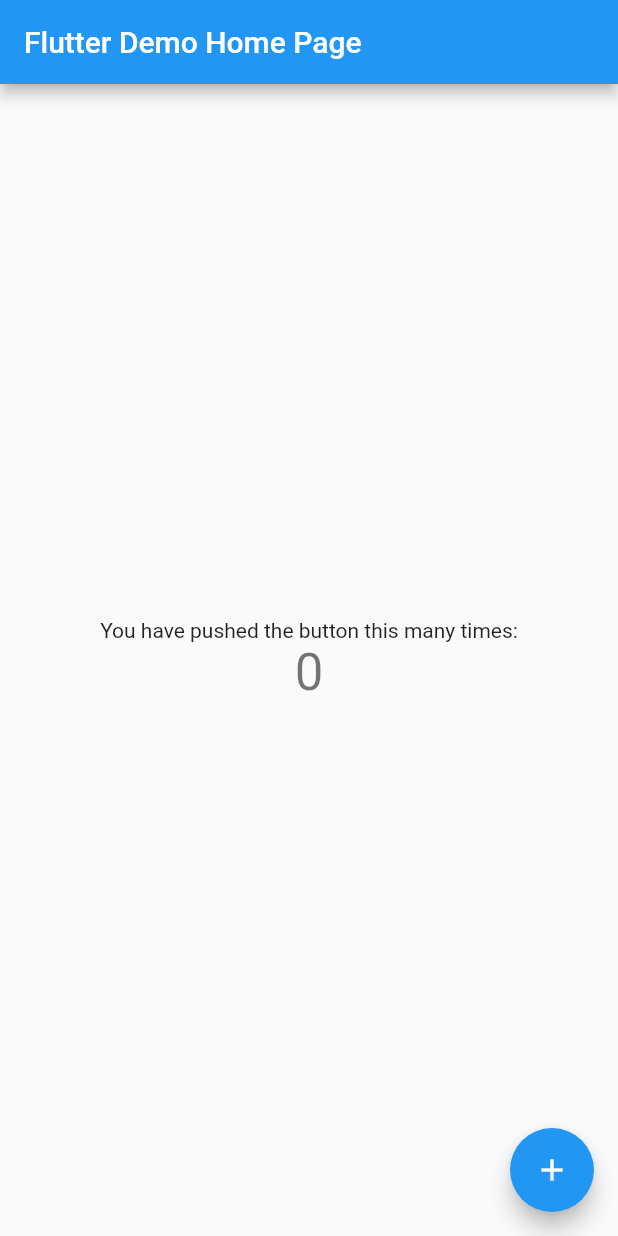
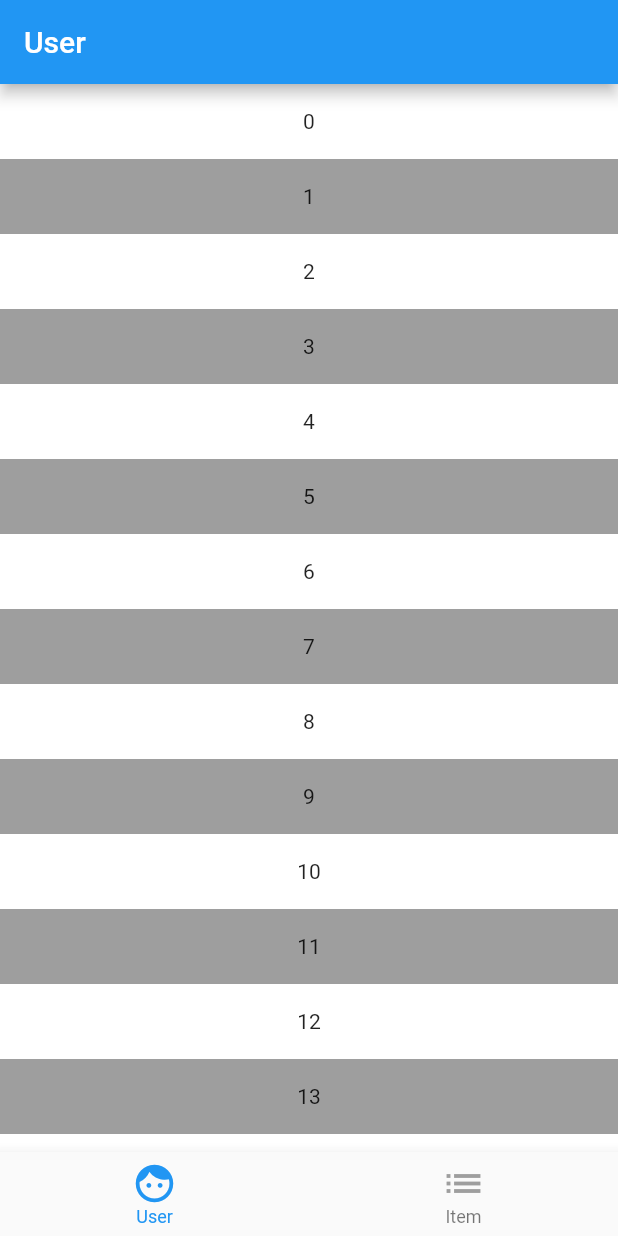
Before and after one commit to y-okudera/flutter_bottom_navigation, a Flutter app: the screen it shows after launch, on a phone screen of 412 x 824 dp. Run offline on Flutter 3.47's test engine with Material 2 defaults, Android fonts, the phone set to English and light mode, and no system bars; our stand-ins replace auto_route, flutter_hooks, hooks_riverpod.

Commit message:
Impl handling bottom navigation tap events.

```diff
--- /dev/null
+++ b/lib/data/model/bottom_tab.dart
@@ -0,0 +1,4 @@
+enum BottomTab {
+  user,
+  item,
+}
--- a/lib/main.dart
+++ b/lib/main.dart
@@ -1,115 +1,22 @@
 import 'package:flutter/material.dart';
+import 'package:flutter_bottom_navigation/route/app_route.dart';
+import 'package:flutter_hooks/flutter_hooks.dart';
+import 'package:hooks_riverpod/hooks_riverpod.dart';
 
 void main() {
-  runApp(const MyApp());
+  runApp(const ProviderScope(child: App()));
 }
 
-class MyApp extends StatelessWidget {
-  const MyApp({Key? key}) : super(key: key);
+class App extends HookConsumerWidget {
+  const App({Key? key}) : super(key: key);
 
   // This widget is the root of your application.
   @override
-  Widget build(BuildContext context) {
-    return MaterialApp(
-      title: 'Flutter Demo',
-      theme: ThemeData(
-        // This is the theme of your application.
-        //
-        // Try running your application with "flutter run". You'll see the
-        // application has a blue toolbar. Then, without quitting the app, try
-        // changing the primarySwatch below to Colors.green and then invoke
-        // "hot reload" (press "r" in the console where you ran "flutter run",
-        // or simply save your changes to "hot reload" in a Flutter IDE).
-        // Notice that the counter didn't reset back to zero; the application
-        // is not restarted.
-        primarySwatch: Colors.blue,
-      ),
-      home: const MyHomePage(title: 'Flutter Demo Home Page'),
+  Widget build(BuildContext context, WidgetRef ref) {
+    final appRouter = useMemoized(() => AppRouter());
+    return MaterialApp.router(
+      routeInformationParser: appRouter.defaultRouteParser(),
+      routerDelegate: appRouter.delegate(),
     );
   }
 }
-
-class MyHomePage extends StatefulWidget {
-  const MyHomePage({Key? key, required this.title}) : super(key: key);
-
-  // This widget is the home page of your application. It is stateful, meaning
-  // that it has a State object (defined below) that contains fields that affect
-  // how it looks.
-
-  // This class is the configuration for the state. It holds the values (in this
-  // case the title) provided by the parent (in this case the App widget) and
-  // used by the build method of the State. Fields in a Widget subclass are
-  // always marked "final".
-
-  final String title;
-
-  @override
-  State<MyHomePage> createState() => _MyHomePageState();
-}
-
-class _MyHomePageState extends State<MyHomePage> {
-  int _counter = 0;
-
-  void _incrementCounter() {
-    setState(() {
-      // This call to setState tells the Flutter framework that something has
-      // changed in this State, which causes it to rerun the build method below
-      // so that the display can reflect the updated values. If we changed
-      // _counter without calling setState(), then the build method would not be
-      // called again, and so nothing would appear to happen.
-      _counter++;
-    });
-  }
-
-  @override
-  Widget build(BuildContext context) {
-    // This method is rerun every time setState is called, for instance as done
-    // by the _incrementCounter method above.
-    //
-    // The Flutter framework has been optimized to make rerunning build methods
-    // fast, so that you can just rebuild anything that needs updating rather
-    // than having to individually change instances of widgets.
-    return Scaffold(
-      appBar: AppBar(
-        // Here we take the value from the MyHomePage object that was created by
-        // the App.build method, and use it to set our appbar title.
-        title: Text(widget.title),
-      ),
-      body: Center(
-        // Center is a layout widget. It takes a single child and positions it
-        // in the middle of the parent.
-        child: Column(
-          // Column is also a layout widget. It takes a list of children and
-          // arranges them vertically. By default, it sizes itself to fit its
-          // children horizontally, and tries to be as tall as its parent.
-          //
-          // Invoke "debug painting" (press "p" in the console, choose the
-          // "Toggle Debug Paint" action from the Flutter Inspector in Android
-          // Studio, or the "Toggle Debug Paint" command in Visual Studio Code)
-          // to see the wireframe for each widget.
-          //
-          // Column has various properties to control how it sizes itself and
-          // how it positions its children. Here we use mainAxisAlignment to
-          // center the children vertically; the main axis here is the vertical
-          // axis because Columns are vertical (the cross axis would be
-          // horizontal).
-          mainAxisAlignment: MainAxisAlignment.center,
-          children: <Widget>[
-            const Text(
-              'You have pushed the button this many times:',
-            ),
-            Text(
-              '$_counter',
-              style: Theme.of(context).textTheme.headline4,
-            ),
-          ],
-        ),
-      ),
-      floatingActionButton: FloatingActionButton(
-        onPressed: _incrementCounter,
-        tooltip: 'Increment',
-        child: const Icon(Icons.add),
-      ), // This trailing comma makes auto-formatting nicer for build methods.
-    );
-  }
-}
--- /dev/null
+++ b/lib/ui/tab/tab_screen.dart
@@ -0,0 +1,64 @@
+import 'package:auto_route/auto_route.dart';
+import 'package:flutter/material.dart';
+import 'package:flutter_bottom_navigation/route/app_route.dart';
+import 'package:flutter_bottom_navigation/ui/tab/tab_view_model.dart';
+import 'package:hooks_riverpod/hooks_riverpod.dart';
+
+class TabScreen extends HookConsumerWidget {
+  const TabScreen({Key? key}) : super(key: key);
+
+  @override
+  Widget build(BuildContext context, WidgetRef ref) {
+    final viewModel = ref.read(tabViewModelProvider);
+
+    return AutoTabsScaffold(
+      routes: const [
+        QiitaUserRouter(),
+        QiitaItemRouter(),
+      ],
+      bottomNavigationBuilder: (_, tabsRouter) {
+        return BottomNavigationBar(
+          selectedFontSize: 12,
+          unselectedFontSize: 12,
+          currentIndex: tabsRouter.activeIndex,
+          type: BottomNavigationBarType.fixed,
+          onTap: (index) {
+            viewModel.onTapTab(
+              currentIndex: tabsRouter.activeIndex,
+              tappedIndex: index,
+            );
+            tabsRouter.setActiveIndex(index);
+          },
+          items: const [
+            BottomNavigationBarItem(
+              icon: Icon(
+                Icons.face,
+                color: Colors.grey,
+                size: 30.0,
+              ),
+              activeIcon: Icon(
+                Icons.face,
+                color: Colors.blue,
+                size: 30.0,
+              ),
+              label: "User",
+            ),
+            BottomNavigationBarItem(
+              icon: Icon(
+                Icons.list,
+                color: Colors.grey,
+                size: 30.0,
+              ),
+              activeIcon: Icon(
+                Icons.list,
+                color: Colors.blue,
+                size: 30.0,
+              ),
+              label: "Item",
+            ),
+          ],
+        );
+      },
+    );
+  }
+}
--- /dev/null
+++ b/lib/ui/user/qiita_user_screen.dart
@@ -0,0 +1,64 @@
+import 'package:flutter/material.dart';
+import 'package:flutter/scheduler.dart';
+import 'package:flutter_bottom_navigation/ui/user/qiita_user_view_model.dart';
+import 'package:flutter_hooks/flutter_hooks.dart';
+import 'package:hooks_riverpod/hooks_riverpod.dart';
+
+class QiitaUserScreen extends HookConsumerWidget {
+  const QiitaUserScreen({Key? key}) : super(key: key);
+
+  @override
+  Widget build(BuildContext context, WidgetRef ref) {
+    final viewModel = ref.read(qiitaUserViewModelProvider);
+    final scrollController = ScrollController();
+
+    useEffect(() {
+      debugPrint("${viewModel.tappedInactiveTab}");
+
+      final subscription = viewModel.tappedActiveTab.listen((bottomTab) {
+        debugPrint("tappedActiveTab: $bottomTab");
+
+        // Scroll to top
+        SchedulerBinding.instance?.addPostFrameCallback((_) {
+          scrollController.animateTo(
+            scrollController.position.minScrollExtent,
+            duration: const Duration(milliseconds: 400),
+            curve: Curves.fastOutSlowIn,
+          );
+        });
+      });
+      return subscription.cancel;
+    }, [viewModel.tappedActiveTab]);
+
+    useEffect(() {
+      final subscription = viewModel.tappedInactiveTab.listen((bottomTab) {
+        debugPrint("tappedInactiveTab: $bottomTab");
+        // Refresh data.
+      });
+      return subscription.cancel;
+    }, [viewModel.tappedInactiveTab]);
+
+    return Scaffold(
+      appBar: AppBar(
+        title: const Text("User"),
+      ),
+      body: ListView.builder(
+        controller: scrollController,
+        itemCount: 100,
+        itemBuilder: (BuildContext context, int index) {
+          return Container(
+            height: 50,
+            width: double.infinity,
+            color: index % 2 == 0 ? Colors.white : Colors.grey,
+            child: Center(
+              child: Text(
+                "$index",
+                textAlign: TextAlign.center,
+              ),
+            ),
+          );
+        },
+      ),
+    );
+  }
+}
--- /dev/null
+++ b/lib/ui/user/qiita_user_view_model.dart
@@ -0,0 +1,21 @@
+import 'package:flutter/material.dart';
+import 'package:hooks_riverpod/hooks_riverpod.dart';
+import 'package:flutter_bottom_navigation/data/model/bottom_tab.dart';
+import 'package:flutter_bottom_navigation/data/repository/tab_repository.dart';
+import 'package:flutter_bottom_navigation/data/repository/tab_repository_impl.dart';
+
+final qiitaUserViewModelProvider = ChangeNotifierProvider(
+    (ref) => QiitaUserViewModel(ref.read(tabRepositoryProvider)));
+
+class QiitaUserViewModel extends ChangeNotifier {
+  QiitaUserViewModel(this._tabRepository);
+
+  final TabRepository _tabRepository;
+
+  Stream<BottomTab> get tappedActiveTab => _tabRepository.tappedActiveTab.stream
+      .where((bottomTab) => bottomTab == BottomTab.user);
+
+  Stream<BottomTab> get tappedInactiveTab =>
+      _tabRepository.tappedInactiveTab.stream
+          .where((bottomTab) => bottomTab == BottomTab.user);
+}
```
Also changed, not shown: lib/data/repository/tab_repository.dart (added, +16 -0 lines), lib/data/repository/tab_repository_impl.dart (added, +35 -0 lines), lib/route/app_route.dart (added, +31 -0 lines), lib/ui/item/qiita_item_screen.dart (added, +24 -0 lines), lib/ui/tab/tab_view_model.dart (added, +29 -0 lines), pubspec.yaml (+8 -65 lines), lib/route/app_route.gr.dart (added), package-lock.json (added), pubspec.lock, 6 other files.
